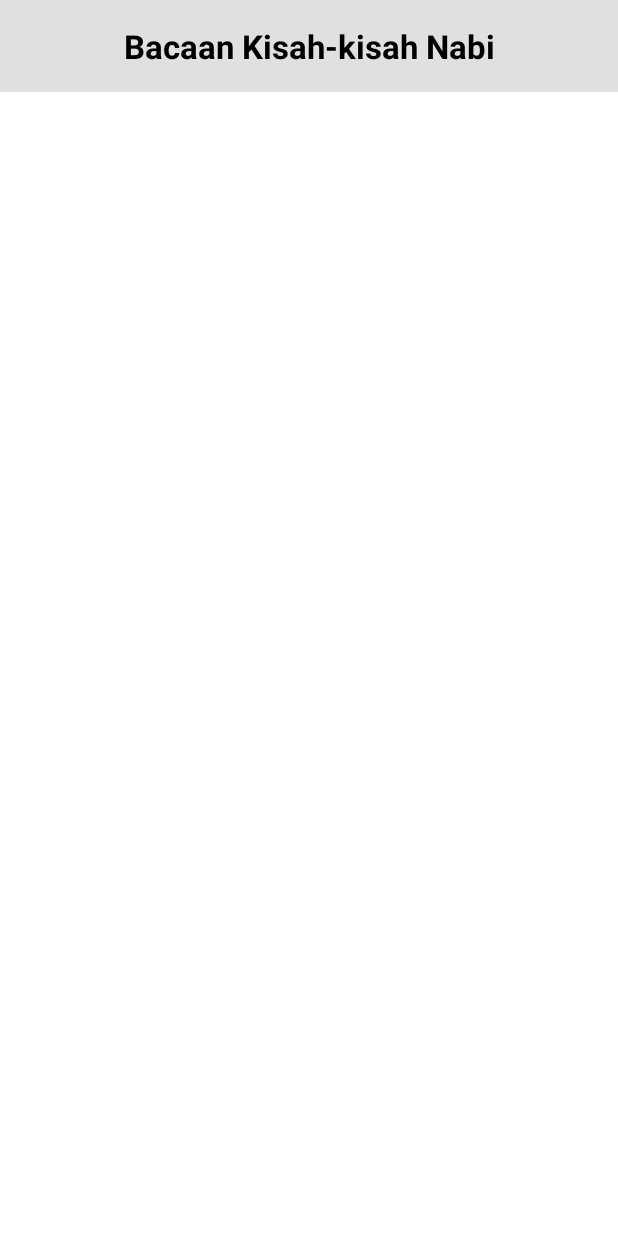
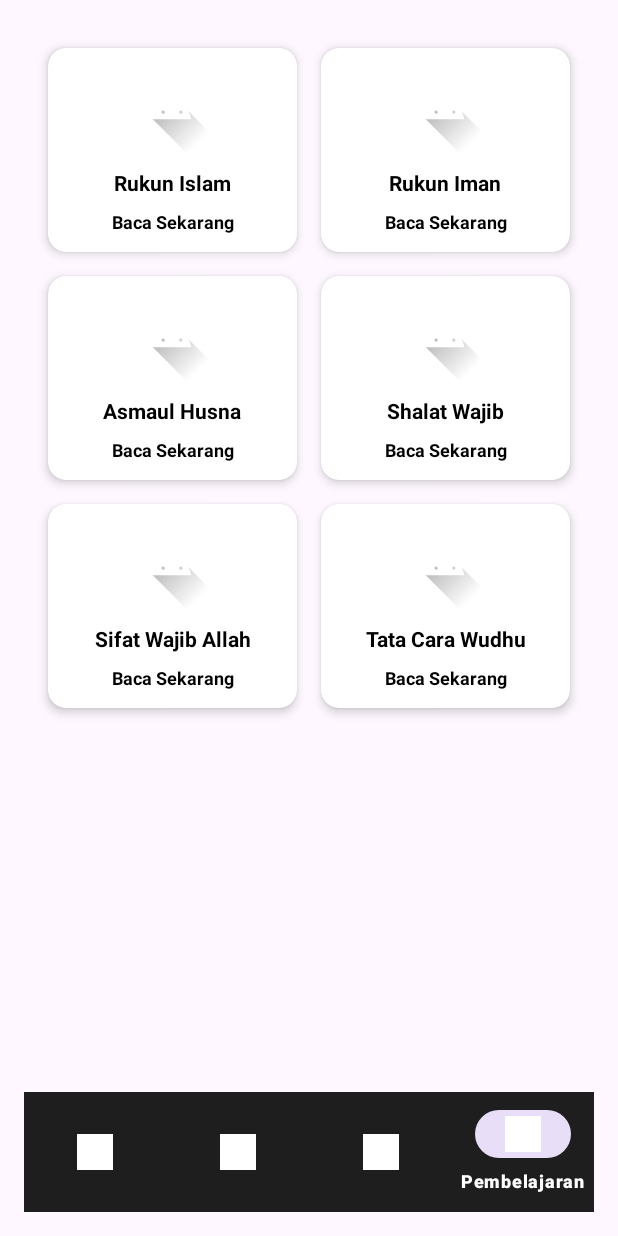
Before and after one commit to fauzanashshidiq/islamic-kids, an Android app: the screen it shows after launch (KisahNabiActivity before the commit, MainActivity after it), item 4 of the bottom bar chosen, on a phone screen of 412 x 824 dp. Run offline under Robolectric (Android 15) with nearby library versions, the phone set to English and light mode, and no system bars; our stand-ins replace Room's generated code; network calls fail.

Commit message:
feat(pembelajaran): add list by category and also detail from db

```diff
--- a/app/src/main/AndroidManifest.xml
+++ b/app/src/main/AndroidManifest.xml
@@ -13,6 +13,9 @@
         android:roundIcon="@mipmap/ic_launcher_round"
         android:supportsRtl="true"
         android:theme="@style/Theme.Uas">
+        <activity
+            android:name=".DetailPembelajaranActivity"
+            android:exported="false" />
         <activity
             android:name=".KisahNabiActivity"
             android:exported="false" />
--- a/app/src/main/java/com/pam/uas/MainActivity.kt
+++ b/app/src/main/java/com/pam/uas/MainActivity.kt
@@ -10,6 +10,7 @@ import com.pam.uas.databinding.ActivityMainBinding
 import com.pam.uas.fragment.DoaFragment
 import com.pam.uas.fragment.KisahNabiFragment
 import com.pam.uas.fragment.MainFragment
+import com.pam.uas.fragment.PembelajaranFragment
 
 class MainActivity : AppCompatActivity() {
 
@@ -72,9 +73,8 @@ class MainActivity : AppCompatActivity() {
                     true
                 }
                 R.id.nav_pembelajaran -> {
-                    // Placeholder logic
-                    startActivity(Intent(this, KisahNabiActivity::class.java))
-                    false
+                    loadFragment(PembelajaranFragment())
+                    true
                 }
                 else -> false
             }
--- a/app/src/main/java/com/pam/uas/fragment/PembelajaranFragment.kt
+++ b/app/src/main/java/com/pam/uas/fragment/PembelajaranFragment.kt
@@ -1,8 +1,50 @@
 package com.pam.uas.fragment
 
+import android.content.Intent
+import android.os.Bundle
+import android.view.LayoutInflater
+import android.view.View
+import android.view.ViewGroup
 import androidx.fragment.app.Fragment
-import com.pam.uas.R
+import androidx.recyclerview.widget.GridLayoutManager
+import com.pam.uas.DetailPembelajaranActivity
+import com.pam.uas.databinding.FragmentPembelajaranBinding
+import com.pam.uas.ui.PembelajaranMenuAdapter
 
-class PembelajaranFragment : Fragment(R.layout.fragment_pembelajaran)
- {
+class PembelajaranFragment : Fragment() {
+
+ private var _binding: FragmentPembelajaranBinding? = null
+ private val binding get() = _binding!!
+
+ override fun onCreateView(
+  inflater: LayoutInflater, container: ViewGroup?,
+  savedInstanceState: Bundle?
+ ): View {
+  _binding = FragmentPembelajaranBinding.inflate(inflater, container, false)
+  return binding.root
+ }
+
+ override fun onViewCreated(view: View, savedInstanceState: Bundle?) {
+  super.onViewCreated(view, savedInstanceState)
+
+  // Setup Adapter
+  val adapter = PembelajaranMenuAdapter { menu ->
+   // Saat item diklik, buka DetailActivity dengan membawa KEY KATEGORI
+   val intent = Intent(requireContext(), DetailPembelajaranActivity::class.java)
+   intent.putExtra("EXTRA_KATEGORI", menu.categoryKey) // Kirim "RUKUN_ISLAM", "SIFAT_ALLAH", dll
+   intent.putExtra("EXTRA_JUDUL", menu.title) // Kirim Judul untuk Header
+   startActivity(intent)
+  }
+
+  // Setup RecyclerView Grid 2 Kolom
+  binding.rvPembelajaranMenu.apply {
+   layoutManager = GridLayoutManager(requireContext(), 2)
+   this.adapter = adapter
+  }
+ }
+
+ override fun onDestroyView() {
+  super.onDestroyView()
+  _binding = null
+ }
 }
--- /dev/null
+++ b/app/src/main/java/com/pam/uas/ui/PembelajaranMenuAdapter.kt
@@ -0,0 +1,49 @@
+package com.pam.uas.ui
+
+import android.view.LayoutInflater
+import android.view.ViewGroup
+import androidx.recyclerview.widget.RecyclerView
+import com.pam.uas.R // Pastikan import R paket kamu
+import com.pam.uas.databinding.ItemPembelajaranMenuBinding
+
+// Data class sederhana untuk menu
+data class MenuModel(
+    val title: String,
+    val categoryKey: String, // Kunci kategori yang sama persis dengan di JSON/DB
+    val imageRes: Int
+)
+
+class PembelajaranMenuAdapter(
+    private val onItemClick: (MenuModel) -> Unit
+) : RecyclerView.Adapter<PembelajaranMenuAdapter.VH>() {
+
+    // Daftar Menu Statis (Sesuaikan imageRes dengan icon yang kamu punya)
+    private val menuList = listOf(
+        MenuModel("Rukun Islam", "RUKUN_ISLAM", R.drawable.ic_launcher_foreground),
+        MenuModel("Rukun Iman", "RUKUN_IMAN", R.drawable.ic_launcher_foreground),
+        MenuModel("Asmaul Husna", "ASMAUL_HUSNA", R.drawable.ic_launcher_foreground),
+        MenuModel("Shalat Wajib", "SHALAT_WAJIB", R.drawable.ic_launcher_foreground),
+        MenuModel("Sifat Wajib Allah", "SIFAT_WAJIB_ALLAH", R.drawable.ic_launcher_foreground),
+        MenuModel("Tata Cara Wudhu", "TATA_CARA_WUDHU", R.drawable.ic_launcher_foreground)
+    )
+
+    inner class VH(val binding: ItemPembelajaranMenuBinding) : RecyclerView.ViewHolder(binding.root)
+
+    override fun onCreateViewHolder(parent: ViewGroup, viewType: Int): VH {
+        val binding = ItemPembelajaranMenuBinding.inflate(LayoutInflater.from(parent.context), parent, false)
+        return VH(binding)
+    }
+
+    override fun onBindViewHolder(holder: VH, position: Int) {
+        val item = menuList[position]
+
+        holder.binding.tvMenuTitle.text = item.title
+        holder.binding.ivMenuImage.setImageResource(item.imageRes)
+
+        holder.itemView.setOnClickListener {
+            onItemClick(item)
+        }
+    }
+
+    override fun getItemCount(): Int = menuList.size
+}
--- a/app/src/main/res/layout/fragment_pembelajaran.xml
+++ b/app/src/main/res/layout/fragment_pembelajaran.xml
@@ -1,11 +1,15 @@
-<FrameLayout xmlns:android="http://schemas.android.com/apk/res/android"
+<?xml version="1.0" encoding="utf-8"?>
+<androidx.constraintlayout.widget.ConstraintLayout xmlns:android="http://schemas.android.com/apk/res/android"
+    xmlns:app="http://schemas.android.com/apk/res-auto"
     android:layout_width="match_parent"
-    android:layout_height="match_parent">
-    <TextView
-        android:layout_gravity="center"
-        android:text="PEMBELAJARAN"
-        android:textSize="24sp"
-        android:textColor="#FFFFFF"
-        android:layout_width="wrap_content"
-        android:layout_height="wrap_content"/>
-</FrameLayout>
+    android:layout_height="match_parent"
+    android:padding="8dp">
+
+    <androidx.recyclerview.widget.RecyclerView
+        android:id="@+id/rvPembelajaranMenu"
+        android:layout_width="match_parent"
+        android:layout_height="match_parent"
+        app:layout_constraintTop_toTopOf="parent"
+        app:layout_constraintBottom_toBottomOf="parent" />
+
+</androidx.constraintlayout.widget.ConstraintLayout>
--- /dev/null
+++ b/app/src/main/res/layout/item_pembelajaran_menu.xml
@@ -0,0 +1,48 @@
+<?xml version="1.0" encoding="utf-8"?>
+<androidx.cardview.widget.CardView xmlns:android="http://schemas.android.com/apk/res/android"
+    xmlns:app="http://schemas.android.com/apk/res-auto"
+    android:layout_width="match_parent"
+    android:layout_height="wrap_content"
+    android:layout_margin="8dp"
+    app:cardCornerRadius="12dp"
+    app:cardElevation="4dp">
+
+    <LinearLayout
+        android:layout_width="match_parent"
+        android:layout_height="wrap_content"
+        android:orientation="vertical"
+        android:padding="12dp">
+
+        <!-- Gambar Menu (Placeholder icon) -->
+        <ImageView
+            android:id="@+id/ivMenuImage"
+            android:layout_width="60dp"
+            android:layout_height="60dp"
+            android:layout_gravity="center_horizontal"
+            android:layout_marginBottom="8dp"
+            android:src="@drawable/ic_launcher_foreground" />
+
+        <!-- Judul Kategori -->
+        <TextView
+            android:id="@+id/tvMenuTitle"
+            android:layout_width="match_parent"
+            android:layout_height="wrap_content"
+            android:gravity="center"
+            android:text="Rukun Islam"
+            android:textColor="@android:color/black"
+            android:textStyle="bold"
+            android:layout_marginBottom="8dp"/>
+
+        <!-- Tombol Semu (Text Clickable) -->
+        <TextView
+            android:layout_width="match_parent"
+            android:layout_height="wrap_content"
+            android:gravity="center"
+            android:text="Baca Sekarang"
+            android:textColor="@color/black"
+            android:textSize="12sp"
+            android:textStyle="bold" />
+
+    </LinearLayout>
+
+</androidx.cardview.widget.CardView>
```
Also changed, not shown: app/src/main/java/com/pam/uas/DetailPembelajaranActivity.kt (added, +161 -0 lines), app/src/main/res/layout/activity_detail_pembelajaran.xml (added, +161 -0 lines).
